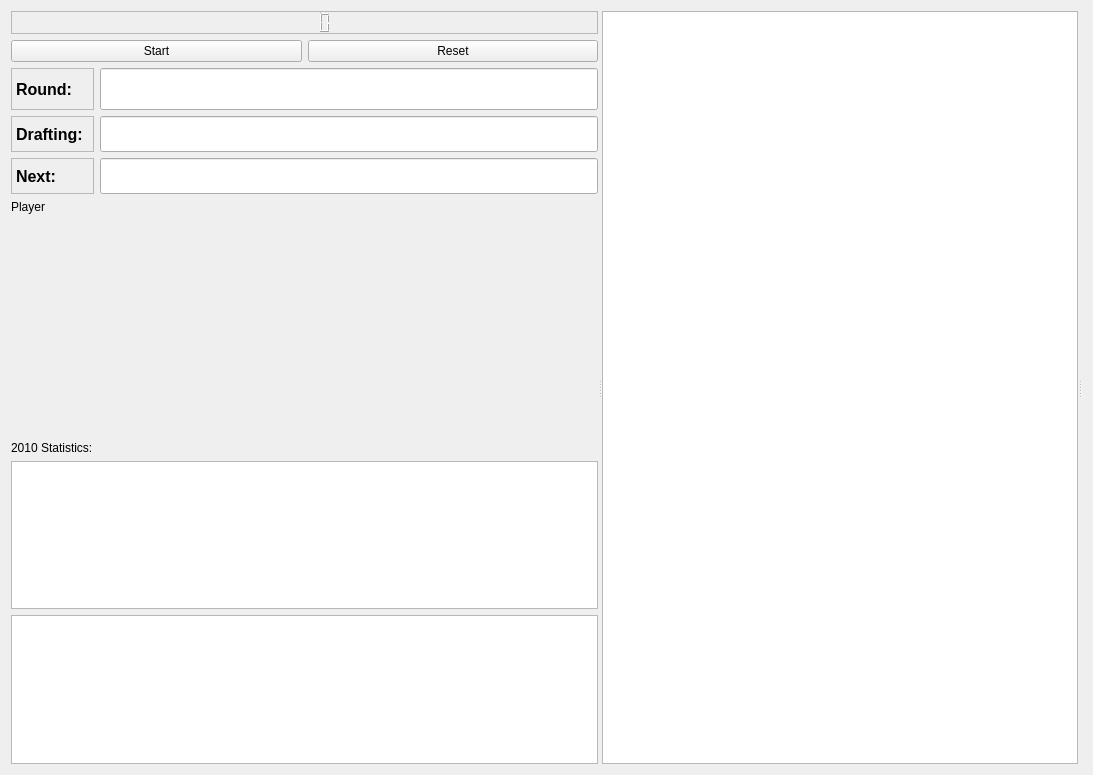
The window that ffdraft/ui/ui_mainwidget.ui (ambrice/ffdraft) describes before a commit, drawn with Qt 5.
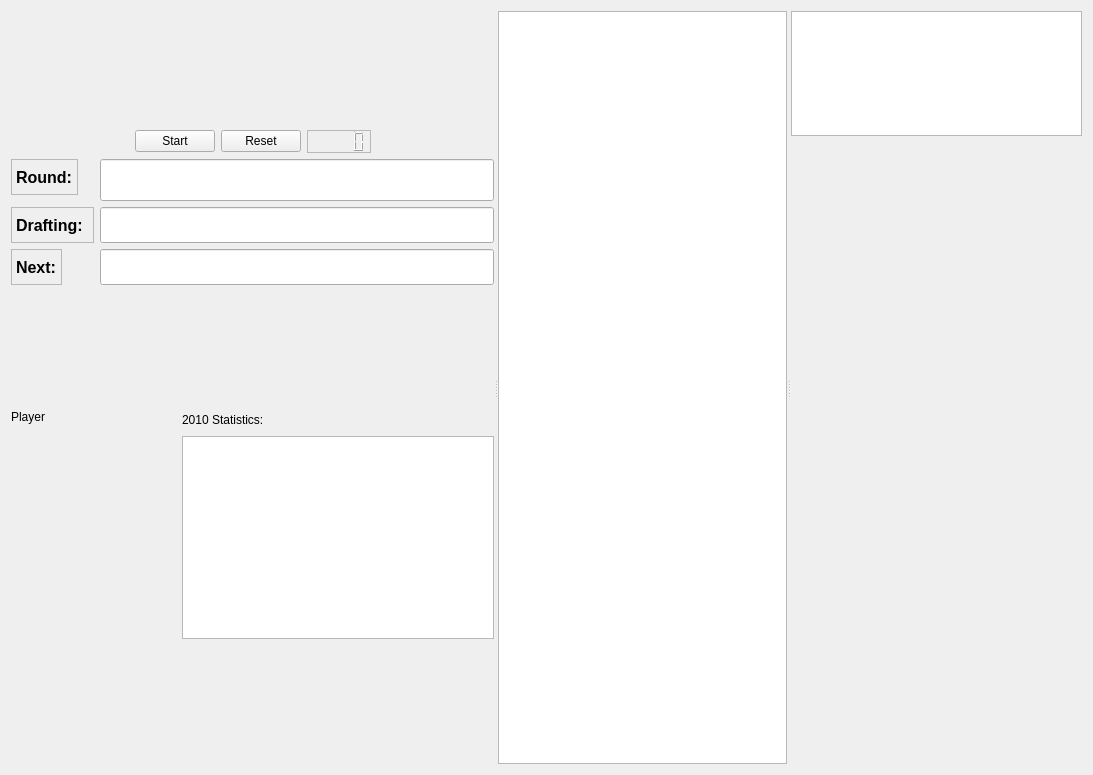
The same window after the commit.

```diff
--- a/ffdraft/ui/ui_mainwidget.ui
+++ b/ffdraft/ui/ui_mainwidget.ui
@@ -13,7 +13,7 @@
   <property name="windowTitle">
    <string>Form</string>
   </property>
-  <layout class="QHBoxLayout" name="horizontalLayout_3">
+  <layout class="QVBoxLayout" name="verticalLayout_5">
    <item>
     <widget class="QSplitter" name="splitter_2">
      <property name="orientation">
@@ -24,8 +24,52 @@
        <enum>Qt::Horizontal</enum>
       </property>
       <widget class="QWidget" name="">
+       <layout class="QVBoxLayout" name="verticalLayout_3">
+        <item>
+         <spacer name="verticalSpacer_2">
+          <property name="orientation">
+           <enum>Qt::Vertical</enum>
+          </property>
+          <property name="sizeHint" stdset="0">
+           <size>
+            <width>20</width>
+            <height>40</height>
+           </size>
+          </property>
+         </spacer>
+        </item>
+        <item>
        <layout class="QVBoxLayout" name="verticalLayout">
         <item>
+           <layout class="QHBoxLayout" name="horizontalLayout">
+            <item>
+             <spacer name="horizontalSpacer_2">
+              <property name="orientation">
+               <enum>Qt::Horizontal</enum>
+              </property>
+              <property name="sizeHint" stdset="0">
+               <size>
+                <width>40</width>
+                <height>20</height>
+               </size>
+              </property>
+             </spacer>
+            </item>
+            <item>
+             <widget class="QPushButton" name="pause_button">
+              <property name="text">
+               <string>Start</string>
+              </property>
+             </widget>
+            </item>
+            <item>
+             <widget class="QPushButton" name="reset_button">
+              <property name="text">
+               <string>Reset</string>
+              </property>
+             </widget>
+            </item>
+            <item>
          <widget class="QLCDNumber" name="timerDisplay">
           <property name="sizePolicy">
            <sizepolicy hsizetype="Preferred" vsizetype="Minimum">
@@ -59,25 +103,22 @@
          </widget>
         </item>
         <item>
-         <layout class="QHBoxLayout" name="horizontalLayout">
-          <item>
-           <widget class="QPushButton" name="pause_button">
-            <property name="text">
-             <string>Start</string>
-            </property>
-           </widget>
-          </item>
-          <item>
-           <widget class="QPushButton" name="reset_button">
-            <property name="text">
-             <string>Reset</string>
-            </property>
-           </widget>
+             <spacer name="horizontalSpacer">
+              <property name="orientation">
+               <enum>Qt::Horizontal</enum>
+              </property>
+              <property name="sizeHint" stdset="0">
+               <size>
+                <width>40</width>
+                <height>20</height>
+               </size>
+              </property>
+             </spacer>
           </item>
          </layout>
         </item>
         <item>
-         <layout class="QGridLayout" name="gridLayout">
+           <layout class="QFormLayout" name="formLayout">
           <item row="0" column="0">
            <widget class="QLabel" name="label">
             <property name="font">
@@ -226,42 +267,38 @@
           </item>
          </layout>
         </item>
+         </layout>
+        </item>
         <item>
-         <spacer name="verticalSpacer">
+         <spacer name="verticalSpacer_3">
           <property name="orientation">
            <enum>Qt::Vertical</enum>
           </property>
           <property name="sizeHint" stdset="0">
            <size>
             <width>20</width>
-            <height>18</height>
+            <height>40</height>
            </size>
           </property>
          </spacer>
         </item>
         <item>
+         <layout class="QGridLayout" name="gridLayout">
+          <item row="0" column="0">
          <widget class="QLabel" name="player_name_label">
           <property name="text">
            <string>Player</string>
           </property>
          </widget>
         </item>
-        <item>
-         <layout class="QHBoxLayout" name="horizontalLayout_2">
-          <item>
-           <spacer name="horizontalSpacer">
-            <property name="orientation">
-             <enum>Qt::Horizontal</enum>
+          <item row="0" column="1" rowspan="2">
+           <widget class="QLabel" name="label_4">
+            <property name="text">
+             <string>2010 Statistics:</string>
             </property>
-            <property name="sizeHint" stdset="0">
-             <size>
-              <width>40</width>
-              <height>20</height>
-             </size>
-            </property>
-           </spacer>
+           </widget>
           </item>
-          <item>
+          <item row="1" column="0" rowspan="3">
            <widget class="QLabel" name="player_image_view">
             <property name="minimumSize">
              <size>
@@ -274,29 +311,7 @@
             </property>
            </widget>
           </item>
-          <item>
-           <spacer name="horizontalSpacer_2">
-            <property name="orientation">
-             <enum>Qt::Horizontal</enum>
-            </property>
-            <property name="sizeHint" stdset="0">
-             <size>
-              <width>40</width>
-              <height>20</height>
-             </size>
-            </property>
-           </spacer>
-          </item>
-         </layout>
-        </item>
-        <item>
-         <widget class="QLabel" name="label_4">
-          <property name="text">
-           <string>2010 Statistics:</string>
-          </property>
-         </widget>
-        </item>
-        <item>
+          <item row="2" column="1">
          <widget class="QTableWidget" name="player_stats_table">
           <property name="alternatingRowColors">
            <bool>true</bool>
@@ -318,32 +333,20 @@
           </attribute>
          </widget>
         </item>
+         </layout>
+        </item>
         <item>
-         <widget class="QListWidget" name="previous_picks_list">
-          <property name="sizePolicy">
-           <sizepolicy hsizetype="Expanding" vsizetype="Preferred">
-            <horstretch>0</horstretch>
-            <verstretch>0</verstretch>
-           </sizepolicy>
+         <spacer name="verticalSpacer">
+          <property name="orientation">
+           <enum>Qt::Vertical</enum>
           </property>
-          <property name="font">
-           <font>
-            <pointsize>15</pointsize>
-           </font>
+          <property name="sizeHint" stdset="0">
+           <size>
+            <width>20</width>
+            <height>40</height>
+           </size>
           </property>
-          <property name="lineWidth">
-           <number>3</number>
-          </property>
-          <property name="editTriggers">
-           <set>QAbstractItemView::NoEditTriggers</set>
-          </property>
-          <property name="selectionMode">
-           <enum>QAbstractItemView::NoSelection</enum>
-          </property>
-          <property name="viewMode">
-           <enum>QListView::ListMode</enum>
-          </property>
-         </widget>
+         </spacer>
         </item>
        </layout>
       </widget>
@@ -388,12 +391,45 @@
        </layout>
       </widget>
      </widget>
+     <widget class="QWidget" name="">
+      <layout class="QVBoxLayout" name="verticalLayout_2" stretch="1,5">
+       <item>
+        <widget class="QListWidget" name="previous_picks_list">
+         <property name="sizePolicy">
+          <sizepolicy hsizetype="Expanding" vsizetype="Preferred">
+           <horstretch>0</horstretch>
+           <verstretch>0</verstretch>
+          </sizepolicy>
+         </property>
+         <property name="font">
+          <font>
+           <pointsize>15</pointsize>
+          </font>
+         </property>
+         <property name="lineWidth">
+          <number>3</number>
+         </property>
+         <property name="editTriggers">
+          <set>QAbstractItemView::NoEditTriggers</set>
+         </property>
+         <property name="selectionMode">
+          <enum>QAbstractItemView::NoSelection</enum>
+         </property>
+         <property name="viewMode">
+          <enum>QListView::ListMode</enum>
+         </property>
+        </widget>
+       </item>
+       <item>
      <widget class="QToolBox" name="drafted_view">
       <property name="currentIndex">
        <number>-1</number>
       </property>
      </widget>
-    </widget>
+       </item>
+      </layout>
+     </widget>
+    </widget>
    </item>
   </layout>
  </widget>
```
Left out of the diff: 12 changed lines with no effect on the pictures. Lines whose indentation alone changed are shown as unchanged.
